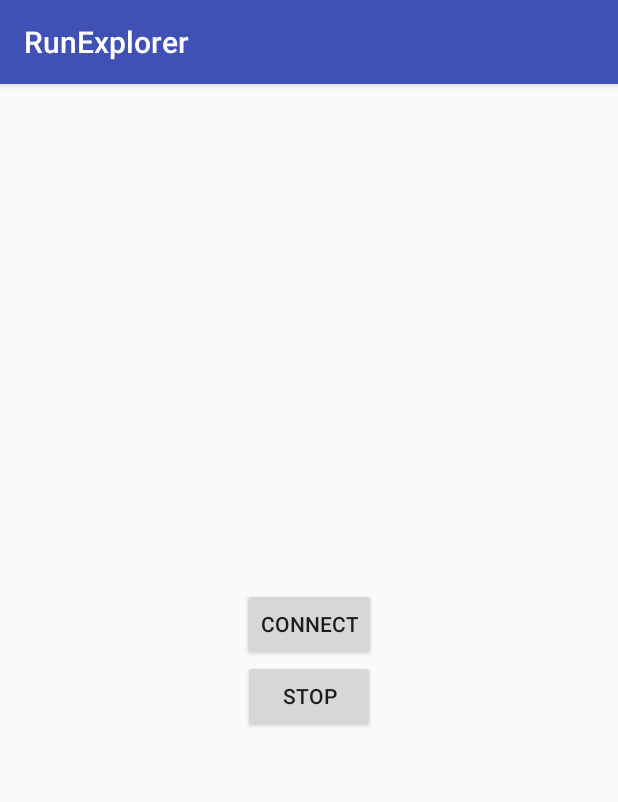
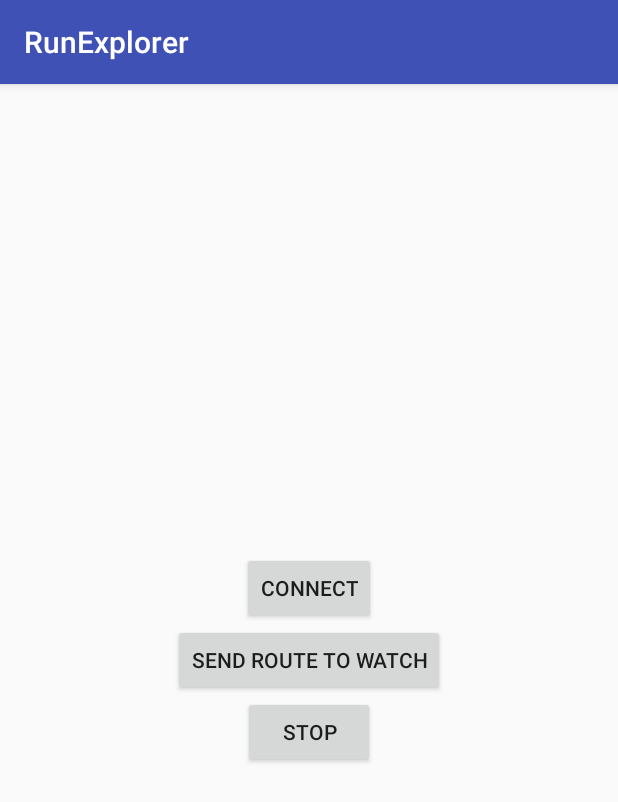
Before and after one commit to WPaczula/run-explorer, an Android app: the RunActivity screen opened directly, with no data from a screen before it, on a phone screen of 412 x 824 dp. Shown: the top 802 px of the screen. Run offline under Robolectric (Android 15) with nearby library versions, the phone set to English and light mode, and no system bars; our stand-ins replace ButterKnife; 1 statement that could not run was skipped.

Commit message:
Fix route sending

```diff
--- a/Android/RunExplorer/app/src/main/java/polsl/engineer/runexplorer/Config/Connection.java
+++ b/Android/RunExplorer/app/src/main/java/polsl/engineer/runexplorer/Config/Connection.java
@@ -5,7 +5,7 @@ package polsl.engineer.runexplorer.Config;
  */
 
 public class Connection {
-    public static String Url = "http://13eee9f1.ngrok.io";
+    public static String Url = "http://5a817783.ngrok.io";
     public static String tokenKey = "token";
     public static String username = "username";
 }
--- a/Android/RunExplorer/app/src/main/java/polsl/engineer/runexplorer/Layout/RouteAdapter.java
+++ b/Android/RunExplorer/app/src/main/java/polsl/engineer/runexplorer/Layout/RouteAdapter.java
@@ -25,6 +25,7 @@ import polsl.engineer.runexplorer.Activities.RoutePreviewActivity;
 import polsl.engineer.runexplorer.Config.Connection;
 import polsl.engineer.runexplorer.Config.Extra;
 import polsl.engineer.runexplorer.R;
+import polsl.engineer.runexplorer.Utility.TimeConverter;
 import retrofit2.Call;
 import retrofit2.Callback;
 import retrofit2.Response;
@@ -44,7 +45,6 @@ public class RouteAdapter extends RecyclerView.Adapter<RouteAdapter.ViewHolder>{
     private Context context;
     private List<RouteTitleData> routeData;
     private DateFormat dayFormat = new SimpleDateFormat("dd/MM/yyyy");
-    private DateFormat timeFormat = new SimpleDateFormat("HH:mm:ss");
 
     @Override
     public ViewHolder onCreateViewHolder(ViewGroup parent, int viewType) {
@@ -57,7 +57,7 @@ public class RouteAdapter extends RecyclerView.Adapter<RouteAdapter.ViewHolder>{
         holder.id = routeData.get(position).getId();
         holder.name.setText(routeData.get(position).getName());
         holder.date.setText(dayFormat.format(routeData.get(position).getDate()));
-        holder.time.setText(timeFormat.format(routeData.get(position).getSeconds()));
+        holder.time.setText(TimeConverter.convertToTimeString(routeData.get(position).getSeconds()));
         holder.distance.setText((String.valueOf(routeData.get(position).getDistance()/1000) + "km"));
         holder.chooseRoute.setOnClickListener(new View.OnClickListener() {
             @Override
--- a/Android/RunExplorer/app/src/main/java/polsl/engineer/runexplorer/Tizen/SAAService/ConsumerService.java
+++ b/Android/RunExplorer/app/src/main/java/polsl/engineer/runexplorer/Tizen/SAAService/ConsumerService.java
@@ -49,7 +49,6 @@ public class ConsumerService extends SAAgent {
              */
             stopSelf();
         }
-        findPeers();
     }
 
     @Override
--- a/Android/RunExplorer/app/src/main/res/layout/activity_run.xml
+++ b/Android/RunExplorer/app/src/main/res/layout/activity_run.xml
@@ -6,6 +6,11 @@
     tools:context="polsl.engineer.runexplorer.Activities.RunActivity"
     android:gravity="center"
     android:orientation="vertical">
+    <Button
+        android:id="@+id/connect_btn"
+        android:layout_width="wrap_content"
+        android:layout_height="wrap_content"
+        android:text="@string/connect"/>
     <Button
         android:id="@+id/start_btn"
         android:text="@string/start"
--- a/Android/RunExplorer/app/src/main/res/values/strings.xml
+++ b/Android/RunExplorer/app/src/main/res/values/strings.xml
@@ -7,7 +7,7 @@
     <string name="send_route_data">Run</string>
     <string name="NoPeersFound">No peers found</string>
     <string name="ConnectionFailure">Connection failure</string>
-    <string name="start">connect</string>
+    <string name="start">Send route to watch</string>
     <string name="stop">stop</string>
     <string name="choose_route">GO</string>
     <string name="timePer100">Time:</string>
@@ -22,7 +22,6 @@
     <string name="register_btn">register</string>
     <string name="logout_btn">logout</string>
     <string name="new_route_btn">New route</string>
-    <string name="reconnect">reconnect</string>
     <string name="name_title">name:</string>
     <string name="date_title">date:</string>
     <string name="time_title">time:</string>
@@ -34,4 +33,5 @@
     <string name="username_hint">username</string>
     <string name="distance_search">By distance</string>
     <string name="radius_tv">Radius:</string>
+    <string name="connect">Connect</string>
 </resources>
```
Also changed, not shown: Android/RunExplorer/app/src/main/java/polsl/engineer/runexplorer/Activities/RunActivity.java (+20 -1 lines), 7 other files.
